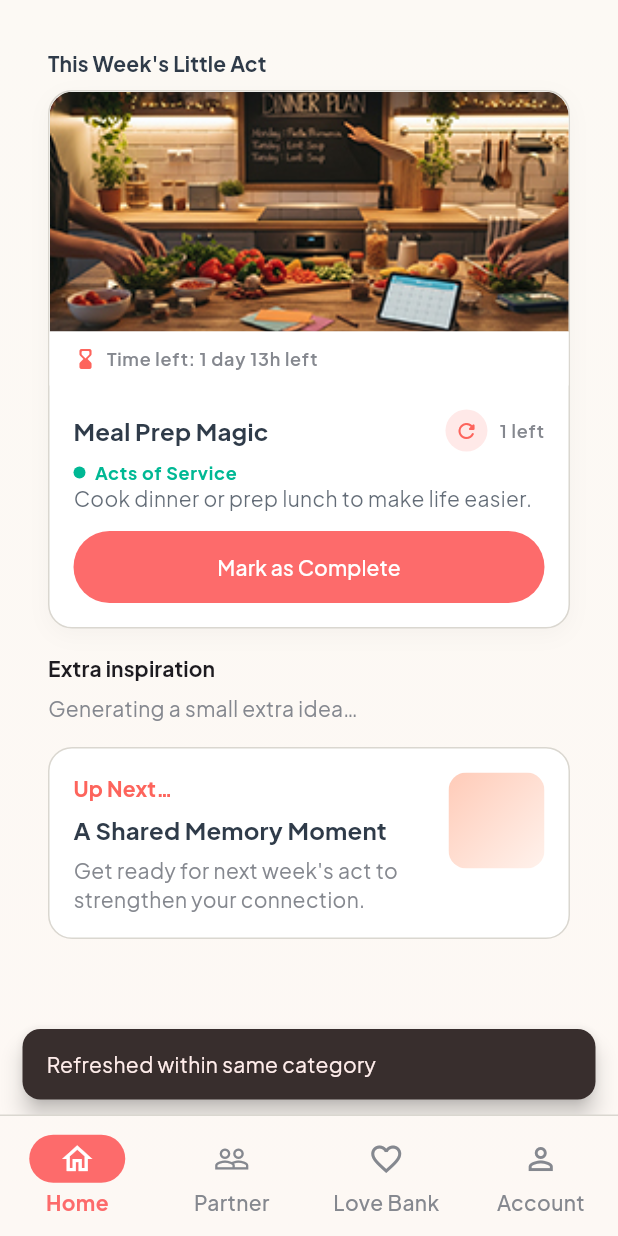
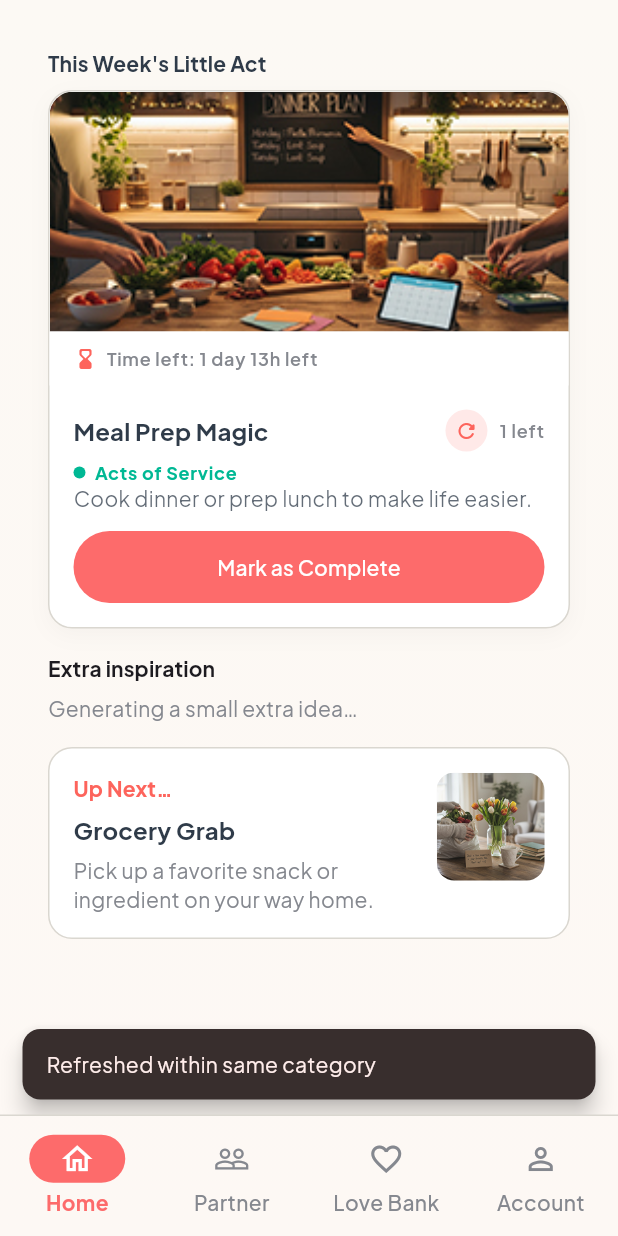
Before and after one commit to miedo007/LittleActs, a Flutter app: the AppShell screen opened by its route, after a tap on an icon or button, on a phone screen of 412 x 824 dp. Run offline on Flutter 3.47's test engine with Material 3 defaults, Android fonts, the phone set to English and light mode, and no system bars; our stand-ins replace flutter_local_notifications, flutter_riverpod, go_router, google_fonts, in_app_purchase, shared_preferences and 1 more; accounts and stored records are empty.

Commit message:
up next images

```diff
--- a/lib/features/home/home_tab.dart
+++ b/lib/features/home/home_tab.dart
@@ -49,6 +49,7 @@ class _HomeTabState extends ConsumerState<HomeTab> {
     final gestures = ref.watch(weeklyGesturesProvider);
     final notifier = ref.read(weeklyGesturesProvider.notifier);
     final current = notifier.currentWeek();
+    final nextPreview = notifier.previewNextWeek();
     final hasCompleted = gestures.any((g) => g.completed);
     WeeklyGesture? bonus;
     if (current.id.isNotEmpty) {
@@ -86,7 +87,7 @@ class _HomeTabState extends ConsumerState<HomeTab> {
         else
           _bonusCard(context, ref, bonus),
         const SizedBox(height: 16),
-        _upNextWeekCard(context, ref),
+        _upNextWeekCard(context, nextPreview),
       ],
     );
   }
@@ -315,8 +316,9 @@ class _HomeTabState extends ConsumerState<HomeTab> {
   }
 
   // Up Next preview card (next week's act)
-  Widget _upNextWeekCard(BuildContext context, WidgetRef ref) {
+  Widget _upNextWeekCard(BuildContext context, WeeklyGesture next) {
     final cs = Theme.of(context).colorScheme;
+    final previewImage = gestureImageFor(next.title, next.category);
     return Container(
       padding: const EdgeInsets.all(16),
       decoration: BoxDecoration(
@@ -333,10 +335,13 @@ class _HomeTabState extends ConsumerState<HomeTab> {
                     .labelLarge
                     ?.copyWith(color: cs.primary, fontWeight: FontWeight.w700)),
             const SizedBox(height: 6),
-            Text('A Shared Memory Moment',
+            Text(next.title.isEmpty ? 'Another thoughtful act' : next.title,
                 style: Theme.of(context).textTheme.titleMedium?.copyWith(fontWeight: FontWeight.w700)),
             const SizedBox(height: 6),
-            Text("Get ready for next week's act to strengthen your connection.",
+            Text(
+                (next.description != null && next.description!.isNotEmpty)
+                    ? next.description!
+                    : "Get ready for next week's act to strengthen your connection.",
                 style: Theme.of(context).textTheme.bodyMedium?.copyWith(color: cs.onSurfaceVariant)),
           ]),
         ),
@@ -344,15 +349,15 @@ class _HomeTabState extends ConsumerState<HomeTab> {
         ClipRRect(
           borderRadius: BorderRadius.circular(12),
           child: Container(
-            width: 64,
-            height: 64,
-            decoration: const BoxDecoration(
-              gradient: LinearGradient(
-                colors: [Color(0xFFFFCBB8), Color(0xFFFFF2EC)],
-                begin: Alignment.topLeft,
-                end: Alignment.bottomRight,
-              ),
-            ),
+            width: 72,
+            height: 72,
+            color: AppColors.frameOutline.withOpacity(0.2),
+            child: previewImage.isEmpty
+                ? const SizedBox.shrink()
+                : Image.asset(
+                    previewImage,
+                    fit: BoxFit.cover,
+                  ),
           ),
         )
       ]),
--- a/lib/shared/widgets/Providers/gesture_provider.dart
+++ b/lib/shared/widgets/Providers/gesture_provider.dart
@@ -777,6 +777,22 @@ class WeeklyGesturesNotifier extends StateNotifier<List<WeeklyGesture>> {
     return best;
   }
 
+  WeeklyGesture previewNextWeek() {
+    final nextStart = _startOfWeek(DateTime.now().add(const Duration(days: 7)));
+    final existingIndex = state.indexWhere((g) => g.weekStart == nextStart);
+    WeeklyGesture next;
+    if (existingIndex >= 0) {
+      next = state[existingIndex];
+    } else {
+      next = _generateGesture(_ref.read(partnerProvider), nextStart);
+    }
+    final desc = _gestureDescriptions[next.title];
+    if ((next.description == null || next.description!.isEmpty) && desc != null) {
+      next = next.copyWith(description: desc);
+    }
+    return next;
+  }
+
   Future<void> _scheduleNotifications() async {
     if (!_ref.read(premiumProvider)) return;
     final partner = _ref.read(partnerProvider);
```
